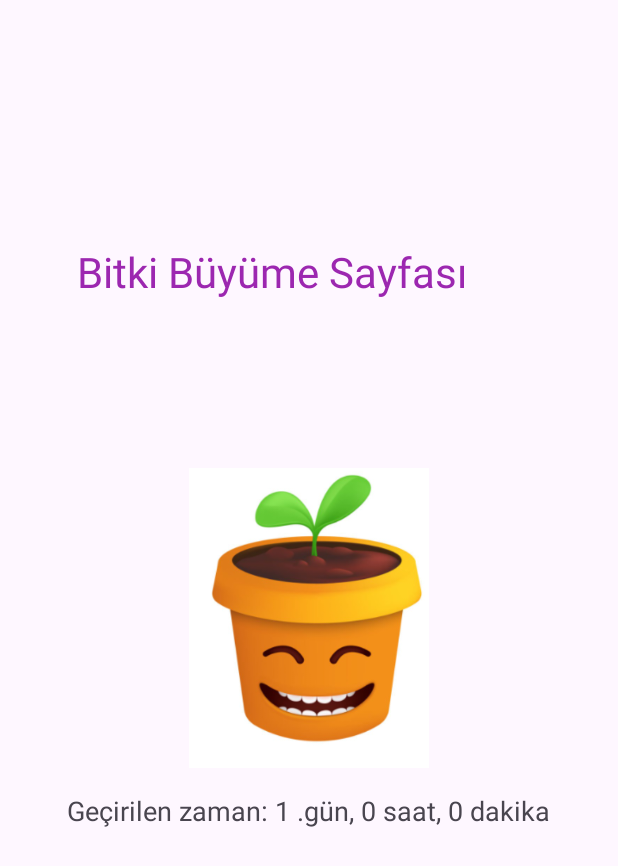
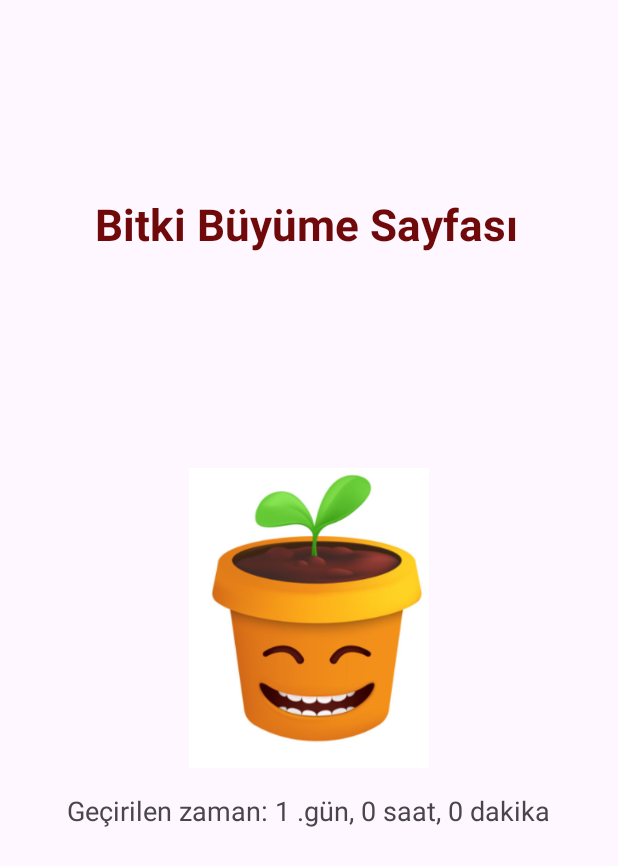
Before and after one commit to guleecetin/DiyetProjesi, an Android app: the screen it shows after launch (MainActivity), on a phone screen of 412 x 824 dp. Shown: the top 866 px of the screen. Run offline under Robolectric (Android 15) with nearby library versions, the light colour scheme and no system bars.

Commit message:
Bitki büyütme sayfası1

```diff
--- a/app/src/main/res/layout/activity_main.xml
+++ b/app/src/main/res/layout/activity_main.xml
@@ -26,11 +26,15 @@
         android:layout_height="58dp"
         android:layout_above="@+id/plantImageView"
         android:layout_alignParentStart="true"
+        android:layout_alignParentTop="true"
         android:layout_alignParentEnd="true"
-        android:layout_marginStart="51dp"
-        android:layout_marginEnd="45dp"
-        android:layout_marginBottom="92dp"
+        android:layout_marginStart="63dp"
+        android:layout_marginTop="129dp"
+        android:layout_marginEnd="33dp"
+        android:layout_marginBottom="42dp"
         android:text="Bitki Büyüme Sayfası"
-        android:textColor="#9C27B0"
-        android:textSize="28sp" />
+        android:textColor="#700909"
+        android:textIsSelectable="false"
+        android:textSize="29sp"
+        android:textStyle="bold" />
 </RelativeLayout>
```
Also changed, not shown: app/src/main/res/drawable/welcome_image.jpg (added).
